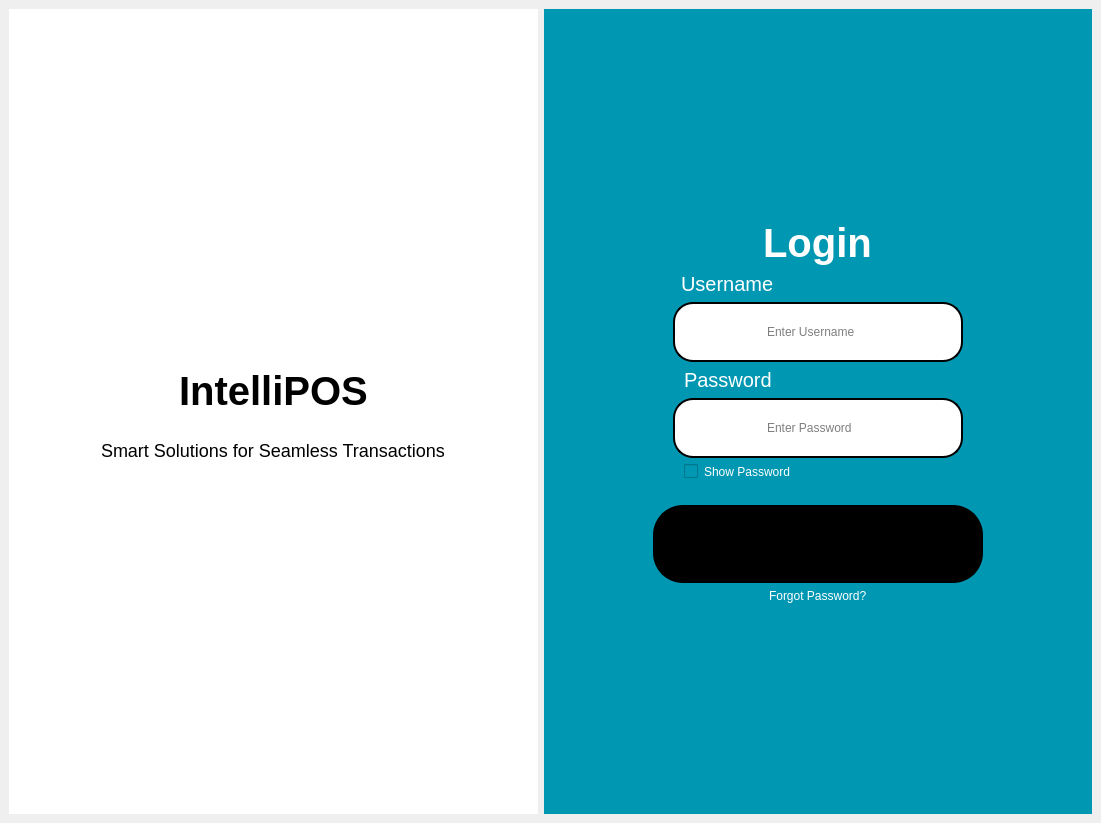
Before: the Qt Designer form ui/login.ui in knowww-lee/IntelliPOS, drawn with Qt 5.
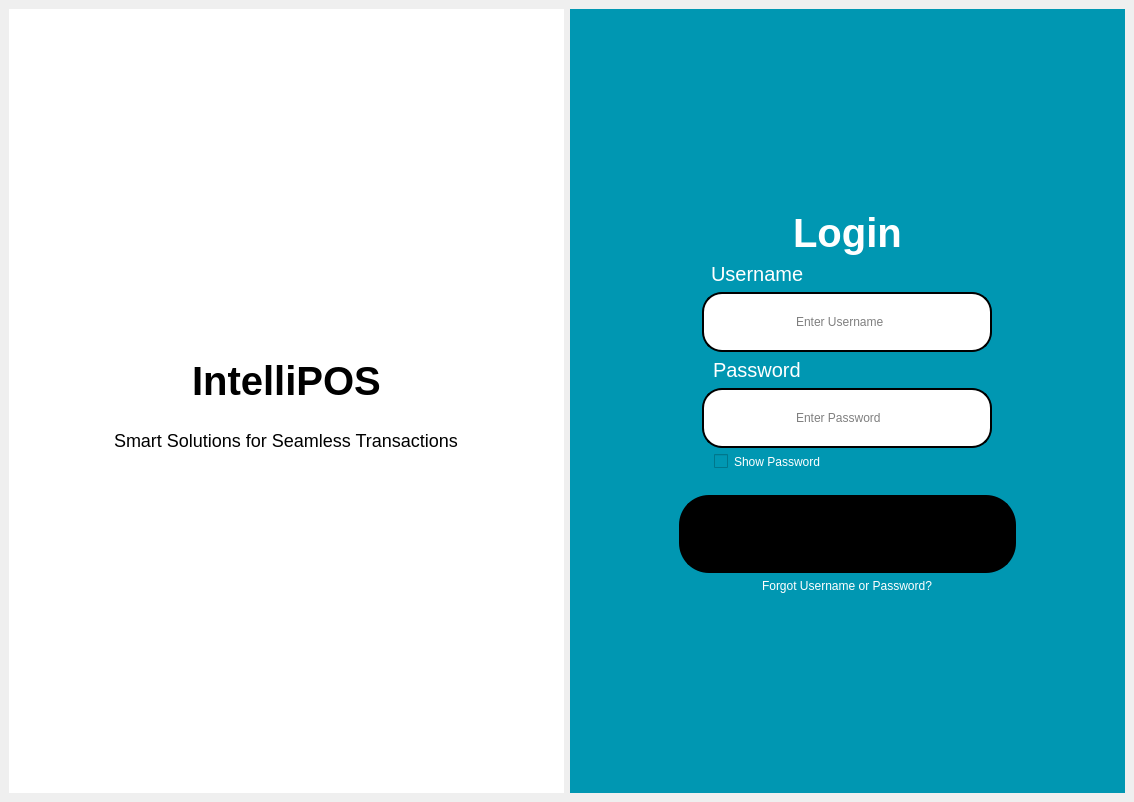
After: the same form once the commit is applied. Icons and pictures are not drawn.

Patch:
```diff
--- a/ui/login.ui
+++ b/ui/login.ui
@@ -6,8 +6,8 @@
    <rect>
     <x>0</x>
     <y>0</y>
-    <width>1101</width>
-    <height>823</height>
+    <width>1134</width>
+    <height>802</height>
    </rect>
   </property>
   <property name="sizePolicy">
@@ -144,21 +144,31 @@
        </item>
        <item alignment="Qt::AlignmentFlag::AlignHCenter">
         <widget class="QLineEdit" name="usernameField">
+         <property name="sizePolicy">
+          <sizepolicy hsizetype="Expanding" vsizetype="Fixed">
+           <horstretch>0</horstretch>
+           <verstretch>0</verstretch>
+          </sizepolicy>
+         </property>
          <property name="styleSheet">
           <string notr="true">padding-left:90px;
 padding-right:90px;
 padding-top:20px;
 padding-bottom:20px;
 background-color:white;
-margin-left:120px;
-margin-right:120px;
 color:black;
  border: 2px solid black;
  border-radius: 20px;</string>
          </property>
+         <property name="text">
+          <string/>
+         </property>
          <property name="placeholderText">
           <string>Enter Username</string>
          </property>
+         <property name="clearButtonEnabled">
+          <bool>true</bool>
+         </property>
         </widget>
        </item>
        <item>
@@ -207,8 +217,6 @@
 padding-top:20px;
 padding-bottom:20px;
 background-color:white;
-margin-left:120px;
-margin-right:120px;
 color:black;
  border: 2px solid black;
  border-radius: 20px;</string>
@@ -222,6 +230,9 @@
          <property name="placeholderText">
           <string>Enter Password</string>
          </property>
+         <property name="clearButtonEnabled">
+          <bool>true</bool>
+         </property>
         </widget>
        </item>
        <item>
@@ -335,7 +346,7 @@
           <string notr="true">color:white;</string>
          </property>
          <property name="text">
-          <string>Forgot Password?</string>
+          <string>Forgot Username or Password?</string>
          </property>
         </widget>
        </item>
```
